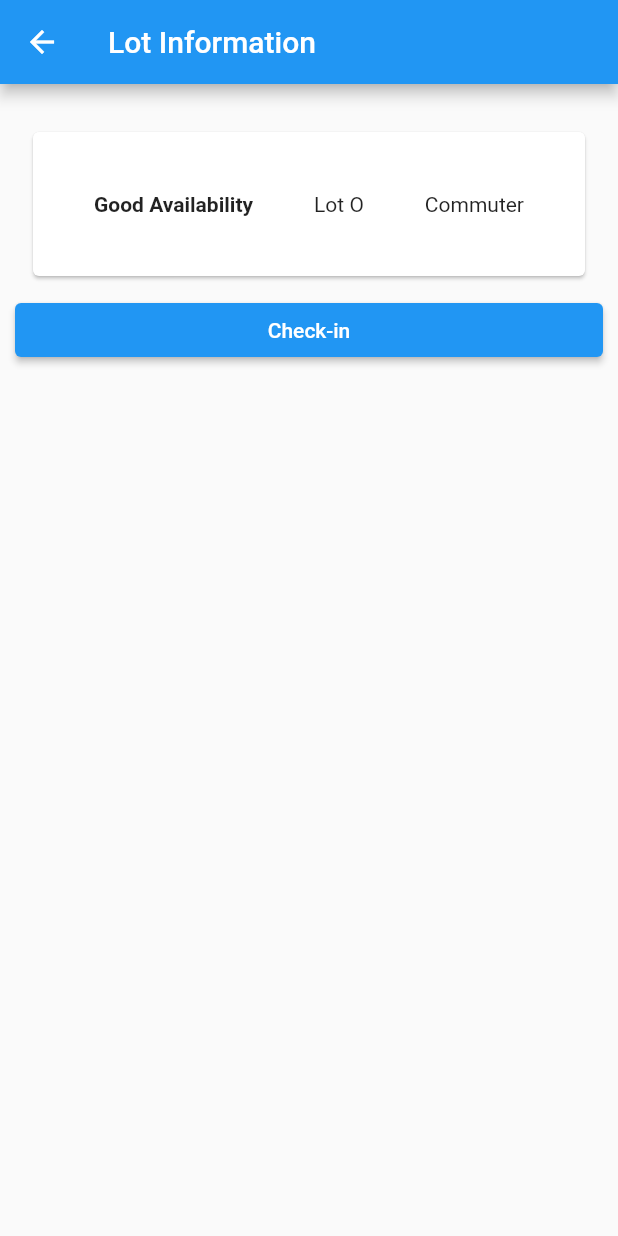
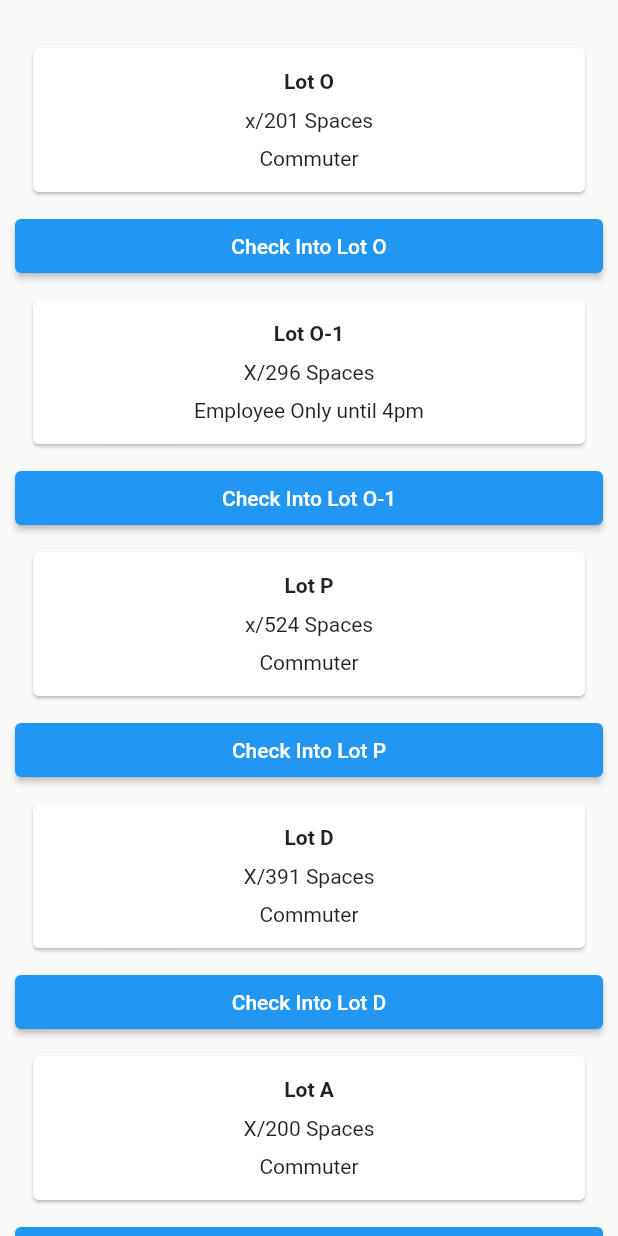
Before and after one commit to MathewTWilliams/RowanParkingApp, a Flutter app: the CheckinWidget screen opened directly, on a phone screen of 412 x 824 dp. Run offline on Flutter 3.47's test engine with Material 2 defaults, Android fonts, the phone set to English and light mode, and no system bars; our stand-ins replace flutter_secure_storage; missing offline and left inert: flutter_appauth; accounts and stored records are empty; network calls fail.

Commit message:
now re-directs to Check-out screen with lotName

```diff
--- a/rowan_parking_app/lib/content_widgets/checkin_widget.dart
+++ b/rowan_parking_app/lib/content_widgets/checkin_widget.dart
@@ -1,5 +1,7 @@
 import 'package:flutter/material.dart';
 import 'package:flutter/cupertino.dart';
+
+import 'lotinfo_widget.dart';
 
 
 void main() => runApp(const MaterialApp(home: CheckinWidget()));
@@ -10,20 +12,61 @@ class CheckinWidget extends StatelessWidget {
   @override
   Widget build(BuildContext context) {
     return Scaffold(
-        appBar: AppBar(
-            title: const Text("Lot Information")
-        ),
         body: ListView(
           shrinkWrap: true, padding: const EdgeInsets.fromLTRB(10.0, 20.0, 10.0, 20.0),
           children: <Widget> [
-          LotInfoBox(
-              rating: 'Good Availability',
+            CheckinBox(
                 lotName: 'Lot O',
+                spaces: 'x/201 Spaces',
                 permission: 'Commuter'),
-          ElevatedButton( child: const Text('Check-in'),
+            ElevatedButton(child: const Text('Check Into Lot O'),
               onPressed: (){ //Navigates to the Checkout screen
                 Navigator.push(context,
-                MaterialPageRoute(builder: (context)=> const CheckoutWidget()),
+                  MaterialPageRoute(builder: (context)=> CheckoutWidget(nameLot: 'Lot O',)),
+                );
+              },
+            ),
+            CheckinBox(
+                lotName: 'Lot O-1',
+                spaces: 'X/296 Spaces',
+                permission: 'Employee Only until 4pm'),
+            ElevatedButton(child: const Text('Check Into Lot O-1'),
+              onPressed: (){ //Navigates to the Checkout screen
+                Navigator.push(context,
+                  MaterialPageRoute(builder: (context)=> CheckoutWidget(nameLot: 'Lot O-1',)),
+                );
+              },
+            ),
+            CheckinBox(
+                lotName: 'Lot P',
+                spaces: 'x/524 Spaces',
+                permission: 'Commuter'),
+            ElevatedButton(child: const Text('Check Into Lot P'),
+              onPressed: (){ //Navigates to the Checkout screen
+                Navigator.push(context,
+                  MaterialPageRoute(builder: (context)=> CheckoutWidget(nameLot: 'Lot P',)),
+                );
+              },
+            ),
+            CheckinBox(
+                lotName: 'Lot D',
+                spaces: 'X/391 Spaces',
+                permission: 'Commuter'),
+            ElevatedButton(child: const Text('Check Into Lot D'),
+              onPressed: (){ //Navigates to the Checkout screen
+                Navigator.push(context,
+                  MaterialPageRoute(builder: (context)=> CheckoutWidget(nameLot: 'Lot D',)),
+                );
+              },
+            ),
+            CheckinBox(
+                lotName: 'Lot A',
+                spaces: 'X/200 Spaces',
+                permission: 'Commuter'),
+            ElevatedButton(child: const Text('Check Into Lot A'),
+              onPressed: (){ //Navigates to the Checkout screen
+                Navigator.push(context,
+                  MaterialPageRoute(builder: (context)=> CheckoutWidget(nameLot: 'Lot A',)),
                 );
               },
             ),
@@ -33,19 +76,11 @@ class CheckinWidget extends StatelessWidget {
   }
 }
 
-/* Basic CheckinBox used above
-CheckinBox(
-  rating: 'No Availability',
-  lotName: 'Lot A-1',
-  permission: 'Employee'),
- */
-
-// Holds the information for what goes into the LotInfoBox for the above listView
-class LotInfoBox extends StatelessWidget {
-  LotInfoBox({required this.rating, required this.lotName, required this.permission});
-  final String rating;
-  final String lotName;
-  final String permission;
+class CheckinBox extends StatelessWidget {
+  CheckinBox({required this.lotName, required this.spaces, required this.permission});
+  String lotName;
+  String spaces;
+  String permission;
 
   @override
   Widget build(BuildContext context) {
@@ -55,63 +90,22 @@ class LotInfoBox extends StatelessWidget {
         child: Row(
           mainAxisAlignment: MainAxisAlignment.spaceEvenly,
           children: <Widget>[
-              Text(rating, style: const TextStyle(fontWeight:
-                FontWeight.bold)), Text(lotName), Text(permission),
+            Expanded(
+                child: Container(
+                    padding: const EdgeInsets.all(5),
+                    child: Column(
+                        mainAxisAlignment: MainAxisAlignment.spaceEvenly,
+                        children: <Widget>[
+                          Text(lotName, style: const TextStyle(fontWeight:
+                          FontWeight.bold)), Text(spaces), Text(permission),
+                        ]
+                    )
+                )
+            ),
+            //put the button here again if you want to remake it
           ],
         ),
-
       ),
-
     );
   }
 }
-
-/*
-**********************************
-  HERE STARTS THEW CHECKOUT PAGE
-**********************************
-*/
-class CheckoutWidget extends StatelessWidget{
-  const CheckoutWidget({Key? key}) : super(key: key);
-
-  @override
-  Widget build(BuildContext context){
-    return Scaffold(
-      appBar: AppBar(
-        title: const Text("Ready to Check-Out?")
-      ),
-        body: ListView(
-          shrinkWrap: true, padding: const EdgeInsets.fromLTRB(10.0, 50.0, 10.0, 20.0),
-          children: <Widget> [
-            CheckoutBox(rating: 'Test Rating', lotName: 'Test Name'),
-            ElevatedButton( child: const Text('Check-out of this lot'),
-              onPressed: (){
-                Navigator.pop(context);
-              },
-            ),
-          ],
-        )
-    );
-  }
-}
-
-//This holds the information for what goes into the checkout box listed above
-class CheckoutBox extends StatelessWidget {
-  CheckoutBox({required this.rating, required this.lotName});
-  final String rating;
-  final String lotName;
-
-  @override
-  Widget build(BuildContext context) {
-    return Container(
-        padding: const EdgeInsets.all(2), height: 120, child: Card(
-        child: Row(
-          mainAxisAlignment: MainAxisAlignment.spaceEvenly, children: <Widget>[
-          Text(rating, style: const TextStyle(fontWeight:
-          FontWeight.bold)), Text(lotName),
-          ],
-        )
-        )
-    );
-  }
-}
```
Lines whose indentation alone changed are shown as unchanged.
